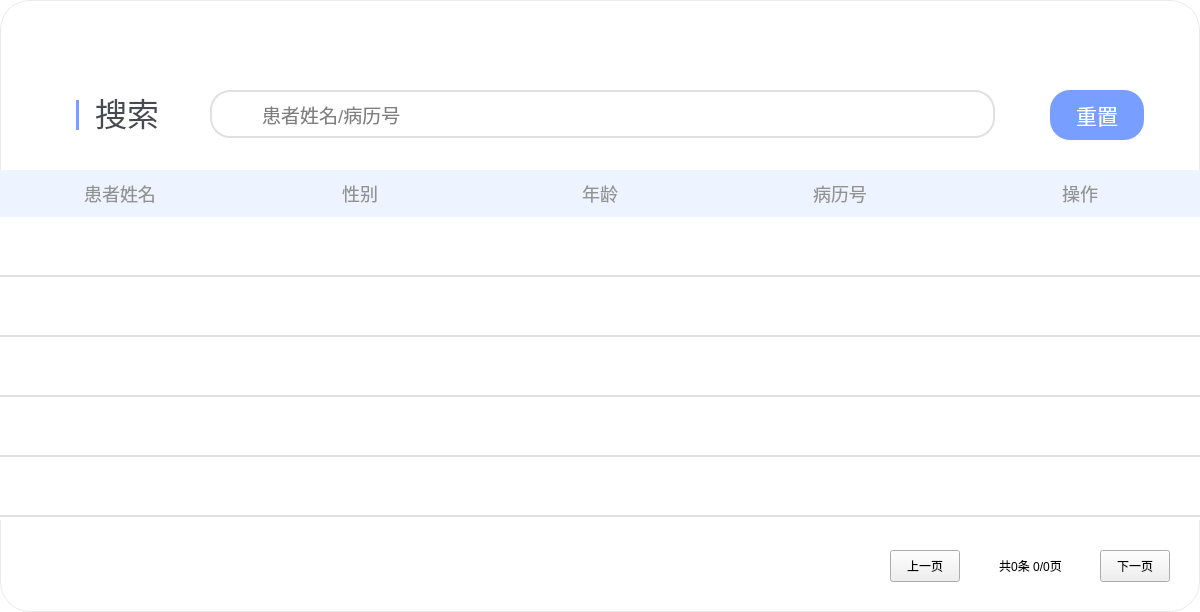
zhushizi/BCI_HW_v2, file ui/patient_select.ui: the form before one commit.
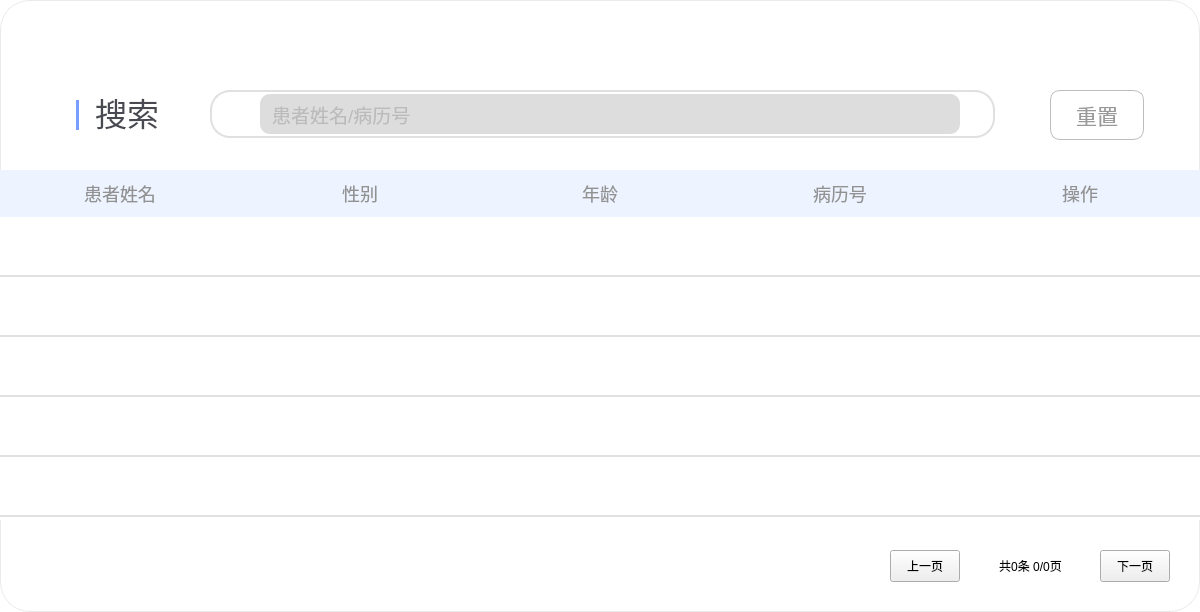
The form after the commit. Icons and pictures are not drawn.

Diff of the .ui file:
```diff
--- a/ui/patient_select.ui
+++ b/ui/patient_select.ui
@@ -255,8 +255,11 @@
    </property>
    <property name="styleSheet">
     <string notr="true">QLineEdit#lineEdit_search {
+	background-color: #DDDDDD;
 	border: none;
 	border-radius: 10px;
+	color: #999999;
+	padding: 4px 10px;
 }</string>
    </property>
    <property name="text">
@@ -293,10 +296,13 @@
     </font>
    </property>
    <property name="styleSheet">
-    <string notr="true">border: none;
-border-radius: 20px;
-background-color: rgb(120, 158, 255);
-color: #FFFFFF;</string>
+    <string notr="true">QPushButton {
+background: transparent;
+border: 1px solid #BDBDBD;
+color: #999999;
+border-radius: 10px;
+padding: 6px 12px;
+}</string>
    </property>
    <property name="text">
     <string>重置</string>
```
